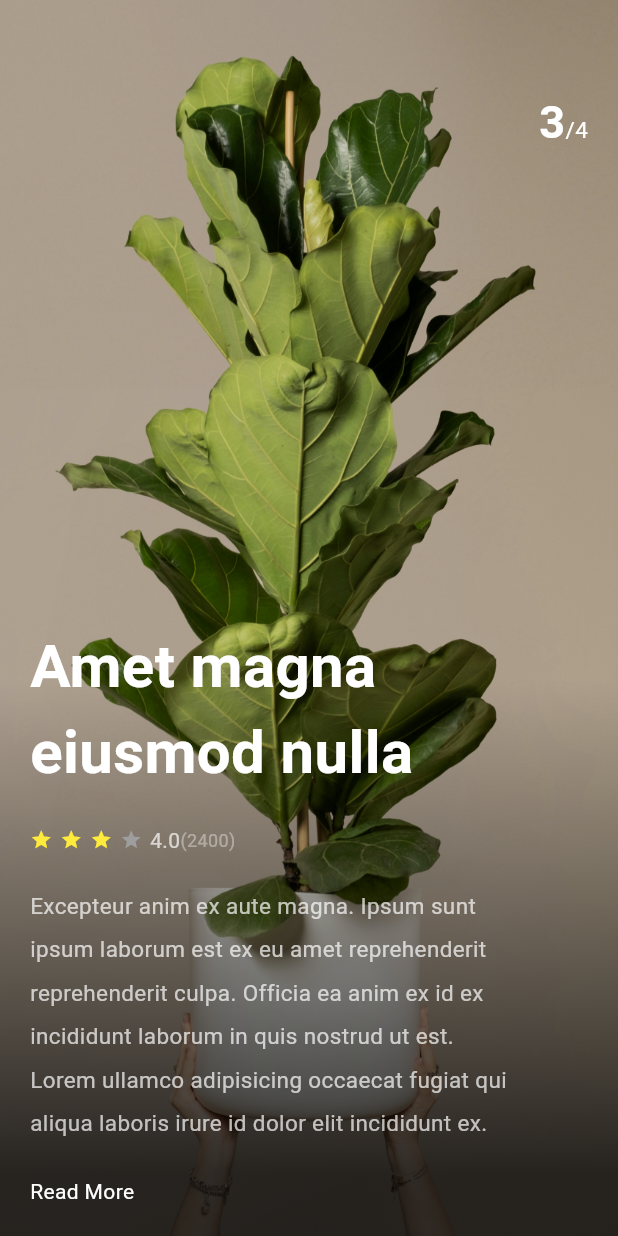
After one commit to ALI-tech-tech/flutter-design, a Flutter app: the Day2 screen opened directly, swiped to page 3, on a phone screen of 412 x 824 dp. The commit adds this screen. Run offline on Flutter 3.47's test engine with Material 3 defaults, Android fonts, the phone set to English and light mode, and no system bars; our stand-ins replace google_fonts.

Commit message:
day 2 challenge

```diff
--- a/lib/app.dart
+++ b/lib/app.dart
@@ -1,14 +1,14 @@
 import 'package:flutter/material.dart';
 import 'package:flutterdesign/day_1.dart';
+import 'package:flutterdesign/day_2.dart';
 import 'package:google_fonts/google_fonts.dart';
 
 class App extends StatelessWidget {
   App({super.key});
-  final List<Widget> pages = [const Day1()];
+  final List<Widget> pages = [const Day1(),const Day2()];
   @override
   Widget build(BuildContext context) {
-    return SafeArea(
-      child: Scaffold(
+    return Scaffold(
       appBar: AppBar(
         title: Text(
           "App Pages",
@@ -20,7 +20,9 @@ class App extends StatelessWidget {
         child: Column(
           children: List.generate(
               pages.length,
-                (index) => OutlinedButton(
+              (index) => Container(
+                margin: const EdgeInsets.all(10.0),
+                child: OutlinedButton(
                     onPressed: () {
                       Navigator.push(
                           context,
@@ -33,10 +35,10 @@ class App extends StatelessWidget {
                       style: GoogleFonts.aBeeZee(
                       textStyle:  const TextStyle(fontSize: 30)
                       ),
-                    ))),
+                    )),
+              )),
         ),
       )),
-      ),
     );
   }
 }
--- /dev/null
+++ b/lib/day_2.dart
@@ -0,0 +1,194 @@
+import 'package:flutter/material.dart';
+
+class Day2 extends StatefulWidget {
+  const Day2({super.key});
+
+  @override
+  State<Day2> createState() => _Day2State();
+}
+
+class _Day2State extends State<Day2> {
+  PageController? _controller;
+  int totalpage = 4;
+  _onscroll() {
+
+  }
+
+  @override
+  void initState() {
+    _controller = PageController(initialPage: 1)..addListener(_onscroll);
+    super.initState();
+  }
+
+  @override
+  Widget build(BuildContext context) {
+    return Scaffold(
+
+      body: PageView(
+
+        controller: _controller,
+        children: [
+          makeImage(
+              page: 1,
+              title: "Incididunt do sint veniam ",
+              description:
+                  "Dolore duis id commodo incididunt mollit culpa id culpa. Eiusmod ex in reprehenderit quis eiusmod esse deserunt qui ullamco dolore et consectetur. Occaecat mollit ex incididunt ea nisi fugiat veniam aliquip sint. Proident voluptate laborum adipisicing esse dolor ut ex excepteur velit. Ex do veniam commodo fugiat fugiat cupidatat reprehenderit sint Lorem Lorem dolor nisi occaecat incididunt. Aute ea laboris enim eiusmod laboris minim cupidatat nisi culpa sit in. Ea adipisicing labore incididunt tempor ea laborum velit non voluptate qui et.",
+              image: 'assets/images/1.jpg'),
+          makeImage(
+              page: 2,
+              title: "aliqua amet culpa duis aliqua officia proident.",
+              description:
+                  "In amet id sit aliquip aliqua aliquip deserunt. Qui velit nulla sit commodo qui laboris consequat. Eu nostrud nulla duis nostrud et nulla occaecat dolor eiusmod cupidatat commodo enim. Dolore duis veniam dolore fugiat fugiat commodo. Nisi id tempor eiusmod excepteur dolore labore reprehenderit nisi sunt eiusmod ea sit ipsum.",
+              image: 'assets/images/2.jpg'),
+          makeImage(
+              page: 3,
+              title: "Amet magna eiusmod nulla ",
+              description:
+                  "Excepteur anim ex aute magna. Ipsum sunt ipsum laborum est ex eu amet reprehenderit reprehenderit culpa. Officia ea anim ex id ex incididunt laborum in quis nostrud ut est. Lorem ullamco adipisicing occaecat fugiat qui aliqua laboris irure id dolor elit incididunt ex.",
+              image: 'assets/images/3.jpg'),
+          makeImage(
+              page: 4,
+              title: "Enim ut ut consectetur eu labore minim. ",
+              description:
+                  "Excepteur anim ex aute magna. Ipsum sunt ipsum laborum est ex eu amet reprehenderit reprehenderit culpa. Officia ea anim ex id ex incididunt laborum in quis nostrud ut est. Lorem ullamco adipisicing occaecat fugiat qui aliqua laboris irure id dolor elit incididunt ex.",
+              image: 'assets/images/4.jpg'),
+        ],
+      ),
+    );
+  }
+
+  Widget makeImage({title, image, description, page}) {
+    return Container(
+      decoration: BoxDecoration(
+        image: DecorationImage(
+          fit: BoxFit.cover,
+          image: AssetImage(image),
+        ),
+      ),
+      child: Container(
+        decoration: BoxDecoration(
+            gradient:
+                LinearGradient(begin: Alignment.bottomRight, stops: const [
+          0.1,
+          0.9
+        ], colors: [
+          Colors.black.withOpacity(0.8),
+          Colors.black.withOpacity(0.1),
+        ])),
+        child: Padding(
+          padding: EdgeInsets.all(20),
+          child: Column(
+            crossAxisAlignment: CrossAxisAlignment.start,
+            children: [
+              SizedBox(
+                height: 40,
+              ),
+              Row(
+                mainAxisAlignment: MainAxisAlignment.end,
+                crossAxisAlignment: CrossAxisAlignment.baseline,
+                textBaseline: TextBaseline.alphabetic,
+                children: [
+                  Text(
+                    page.toString(),
+                    style: TextStyle(
+                        color: Colors.white,
+                        fontSize: 30,
+                        fontWeight: FontWeight.bold),
+                  ),
+                  Text(
+                    "/" + totalpage.toString(),
+                    style: TextStyle(color: Colors.white, fontSize: 15),
+                  ),
+                ],
+              ),
+              Expanded(
+                child: Column(
+                  mainAxisAlignment: MainAxisAlignment.end,
+                  crossAxisAlignment: CrossAxisAlignment.start,
+                  children: [
+                    Text(
+                      title,
+                      style: TextStyle(
+                          color: Colors.white,
+                          fontSize: 40,
+                          fontWeight: FontWeight.bold),
+                    ),
+                    SizedBox(
+                      height: 20,
+                    ),
+                    Row(
+                      children: [
+                        Container(
+                          margin: EdgeInsets.only(right: 5),
+                          child: Icon(
+                            Icons.star,
+                            color: Colors.yellow,
+                            size: 15,
+                          ),
+                        ),
+                        Container(
+                          margin: EdgeInsets.only(right: 5),
+                          child: Icon(
+                            Icons.star,
+                            color: Colors.yellow,
+                            size: 15,
+                          ),
+                        ),
+                        Container(
+                          margin: EdgeInsets.only(right: 5),
+                          child: Icon(
+                            Icons.star,
+                            color: Colors.yellow,
+                            size: 15,
+                          ),
+                        ),
+                        Container(
+                          margin: EdgeInsets.only(right: 5),
+                          child: Icon(
+                            Icons.star,
+                            color: Colors.grey,
+                            size: 15,
+                          ),
+                        ),
+                        Text(
+                          "4.0",
+                          style: TextStyle(
+                            color: Colors.white70,
+                          ),
+                        ),
+                        Text(
+                          "(2400)",
+                          style: TextStyle(color: Colors.white38, fontSize: 12),
+                        )
+                      ],
+                    ),
+                    SizedBox(
+                      height: 20,
+                    ),
+                    Padding(
+                      padding: const EdgeInsets.only(right: 50),
+                      child: Text(
+                        description,
+                        style: TextStyle(
+                            fontSize: 15,
+                            color: Colors.white.withOpacity(.7),
+                            height: 1.9),
+                      ),
+                    ),
+                    SizedBox(
+                      height: 20,
+                    ),
+                    Text(
+                      "Read More",
+                      style: TextStyle(color: Colors.white),
+                    )
+                  ],
+                ),
+              ),
+            ],
+          ),
+        ),
+      ),
+    );
+  }
+}
--- a/lib/main.dart
+++ b/lib/main.dart
@@ -1,17 +1,18 @@
 import 'package:flutter/material.dart';
+import 'package:flutter/services.dart';
 import 'package:flutterdesign/app.dart';
 
-void main() => runApp(const MyApp());
+void main() {
+  runApp(const MyApp());
+  // SystemChrome.setEnabledSystemUIMode(SystemUiMode.manual, overlays: []);
+}
 
 class MyApp extends StatelessWidget {
   const MyApp({super.key});
 
   @override
   Widget build(BuildContext context) {
-    return  MaterialApp(
-      debugShowCheckedModeBanner: false,
-      title: '100 day',
-      home: App()
-    );
+    return MaterialApp(
+        debugShowCheckedModeBanner: false, title: '100 day', home: App());
   }
 }
--- a/pubspec.yaml
+++ b/pubspec.yaml
@@ -36,6 +36,7 @@ dependencies:
   # Use with the CupertinoIcons class for iOS style icons.
   cupertino_icons: ^1.0.6
   google_fonts: ^6.2.1
+
 
 dev_dependencies:
   flutter_test:
```
Also changed, not shown: assets/days_images/day2/1.png (added), assets/days_images/day2/2.png (added), assets/days_images/day2/3.png (added), assets/days_images/day2/4.png (added), 1 other file. Lines whose indentation alone changed are shown as unchanged.
